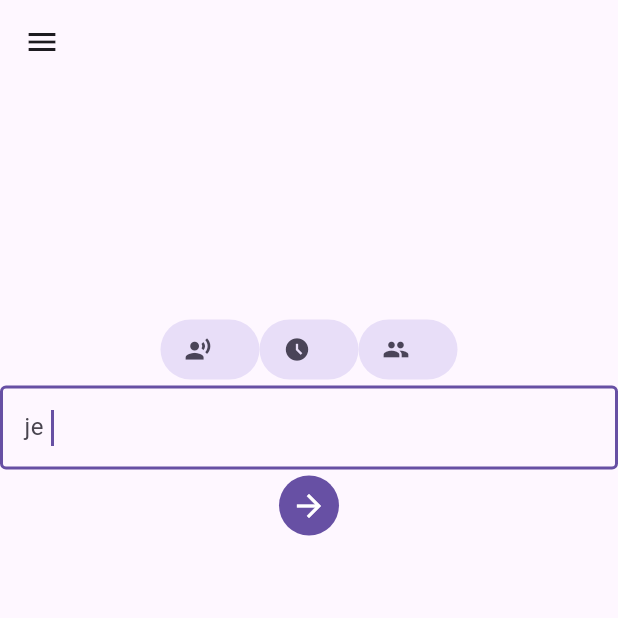
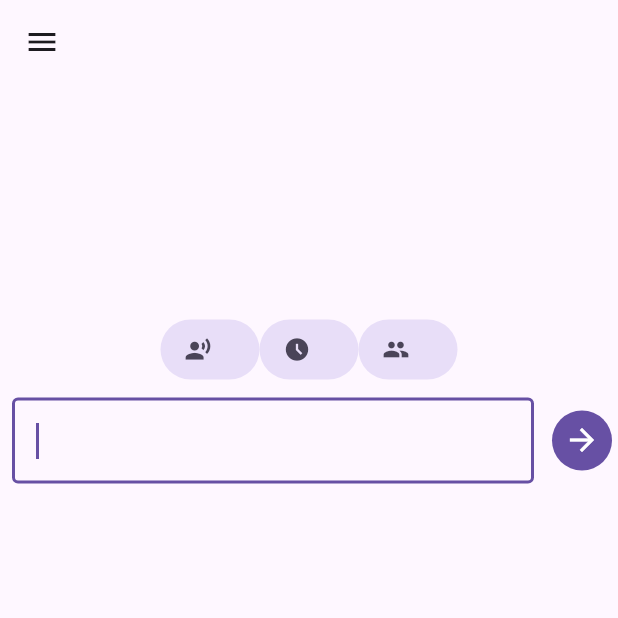
Before and after one commit to amitviz/french_verbs, a Flutter app: the screen it shows after launch, on a phone screen of 412 x 824 dp, the top half of it. Run offline on Flutter 3.47's test engine with Material 3 defaults, Android fonts, the phone set to English and light mode, and no system bars.

```diff
--- a/lib/models/enums.dart
+++ b/lib/models/enums.dart
@@ -1,6 +1,6 @@
 enum FORM {
   infinitive(value: 0, french: "", prefix: ""),
-  je(value: 0, french: "je", prefix: "je"),
+  je(value: 0, french: "je", prefix: "je "),
   tu(value: 1, french: "tu", prefix: "tu "),
   il(value: 2, french: "il", prefix: "il "),
   elle(value: 2, french: "elle", prefix: "elle "),
--- a/lib/pages/verb_app.dart
+++ b/lib/pages/verb_app.dart
@@ -65,13 +65,16 @@ class _VerbAppWidgetState extends State<VerbAppWidget> {
 
   // Current verb infinitive to conjugate
   String _verb = "";
-  String _definition = "definition";
+  String _definition = "";
   // Whether the definition is revealed - toggleable by the user
   bool _definitionIsRevealed = false;
 
   String _mood = "";
   String _tense = "";
   String _person = "";
+  String _pronoun = "";
+
+  List<String> _correctAnswers = [];
 
   final TextEditingController _inputController = TextEditingController();
   final FocusNode _inputFocusNode = FocusNode();
@@ -99,7 +102,10 @@ class _VerbAppWidgetState extends State<VerbAppWidget> {
         // dictionary not ready yet
         return;
       }
+
       final q = dictionary!.getQuestion();
+      // debugPrint('Expected answer(s): ${q['conjugation']}');
+
       setState(() {
         _verb = q['verb'].verb;
         _definition =
@@ -108,6 +114,8 @@ class _VerbAppWidgetState extends State<VerbAppWidget> {
         _mood = q['mood'].french;
         _tense = q['tense'].french;
         _person = q['form'].french;
+        _pronoun = q['form'].prefix;
+        _correctAnswers = q['conjugation'];
 
         // Clear the input field
         _inputController.text = "";
@@ -115,6 +123,15 @@ class _VerbAppWidgetState extends State<VerbAppWidget> {
       });
     } else {
       // Answer mode - check the answer and reveal the definition
+
+      final isCorrect = _correctAnswers.any(
+        (ans) => ans.trim().toLowerCase() == _inputController.text,
+      );
+
+      if (_inputController.text.isEmpty) {
+        _inputController.text = _correctAnswers.join(" / ");
+      }
+
       setState(() {
         _definitionIsRevealed = true;
         _inputFocusNode.requestFocus();
@@ -125,8 +142,6 @@ class _VerbAppWidgetState extends State<VerbAppWidget> {
   @override
   void initState() {
     super.initState();
-    // // Run once after the first frame so _handleSubmit's setState is safe.
-    // WidgetsBinding.instance.addPostFrameCallback((_) => _handleSubmit());
 
     // Load dictionary, then run _handleSubmit once the first frame is ready.
     Dictionary.load().then((dict) {
@@ -162,12 +177,22 @@ class _VerbAppWidgetState extends State<VerbAppWidget> {
             PersonWidget(person: _person),
           ],
         ),
-        InputWidget(
-          controller: _inputController,
-          focusNode: _inputFocusNode,
-          onSubmit: _handleSubmit,
+        Row(
+          children: [
+            Expanded(
+              child: Padding(
+                padding: const EdgeInsets.all(8.0),
+                child: InputWidget(
+                  controller: _inputController,
+                  focusNode: _inputFocusNode,
+                  onSubmit: _handleSubmit,
+                  pronoun: _pronoun,
+                ),
+              ),
+            ),
+            InputButtonWidget(onSubmit: _handleSubmit),
+          ],
         ),
-        InputButtonWidget(onSubmit: _handleSubmit),
       ],
     );
     return w;
--- a/lib/pages/verb_widgets/input.dart
+++ b/lib/pages/verb_widgets/input.dart
@@ -6,11 +6,13 @@ class InputWidget extends StatefulWidget {
   final TextEditingController? controller;
   final FocusNode? focusNode;
   final VoidCallback onSubmit;
+  final String pronoun;
   const InputWidget({
     super.key,
     this.controller,
     this.focusNode,
     required this.onSubmit,
+    required this.pronoun,
   });
 
   @override
@@ -18,7 +20,6 @@ class InputWidget extends StatefulWidget {
 }
 
 class _InputWidgetState extends State<InputWidget> {
-  String pronoun = "je";
   String userInput = "";
   // use the passed controller or create one
   late final TextEditingController _controller =
@@ -35,6 +36,7 @@ class _InputWidgetState extends State<InputWidget> {
 
   @override
   Widget build(BuildContext context) {
+    userInput = _controller.text;
     return TextField(
       controller: _controller,
       focusNode: widget.focusNode,
@@ -54,10 +56,10 @@ class _InputWidgetState extends State<InputWidget> {
   }
 
   String _prefixText() {
-    if (pronoun == "je" && startsWithVowel(userInput)) {
+    if (widget.pronoun == "je " && startsWithVowel(userInput)) {
       return "j'";
     } else {
-      return "$pronoun ";
+      return widget.pronoun;
     }
   }
 }
```
